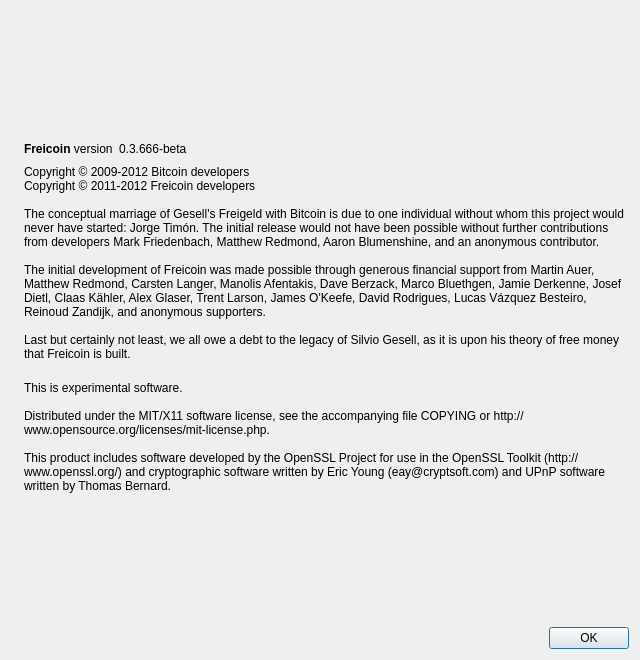
This is src/qt/forms/aboutdialog.ui in fabcoin-project/fabcoin as Qt 5 draws it before an edit. The edited form follows.
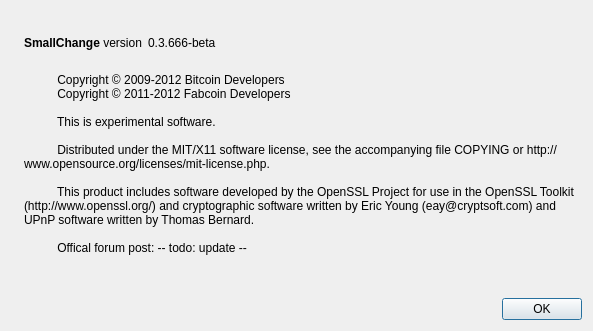
This is the edited form. Icons and pictures are not drawn.

Patch:
```diff
--- a/src/qt/forms/aboutdialog.ui
+++ b/src/qt/forms/aboutdialog.ui
@@ -6,8 +6,8 @@
    <rect>
     <x>0</x>
     <y>0</y>
-    <width>640</width>
-    <height>660</height>
+    <width>593</width>
+    <height>331</height>
    </rect>
   </property>
   <property name="windowTitle">
@@ -50,7 +50,7 @@
           <cursorShape>IBeamCursor</cursorShape>
          </property>
          <property name="text">
-          <string>&lt;b&gt;Freicoin&lt;/b&gt; version</string>
+          <string>&lt;b&gt;SmallChange&lt;/b&gt; version</string>
          </property>
          <property name="textInteractionFlags">
           <set>Qt::LinksAccessibleByMouse|Qt::TextSelectableByKeyboard|Qt::TextSelectableByMouse</set>
@@ -65,6 +65,9 @@
          <property name="text">
           <string notr="true">0.3.666-beta</string>
          </property>
+         <property name="textFormat">
+          <enum>Qt::RichText</enum>
+         </property>
          <property name="textInteractionFlags">
           <set>Qt::LinksAccessibleByMouse|Qt::TextSelectableByKeyboard|Qt::TextSelectableByMouse</set>
          </property>
@@ -85,29 +88,6 @@
        </item>
       </layout>
      </item>
-     <item>
-      <widget class="QLabel" name="copyrightLabel">
-       <property name="cursor">
-        <cursorShape>IBeamCursor</cursorShape>
-       </property>
-       <property name="text">
-        <string>Copyright © 2009-2012 Bitcoin developers
-Copyright © 2011-2012 Freicoin developers
-
-The conceptual marriage of Gesell's Freigeld with Bitcoin is due to one individual without whom this project would never have started: Jorge Timón. The initial release would not have been possible without further contributions from developers Mark Friedenbach, Matthew Redmond, Aaron Blumenshine, and an anonymous contributor.
-
-The initial development of Freicoin was made possible through generous financial support from Martin Auer, Matthew Redmond, Carsten Langer, Manolis Afentakis, Dave Berzack, Marco Bluethgen, Jamie Derkenne, Josef Dietl, Claas Kähler, Alex Glaser, Trent Larson, James O'Keefe, David Rodrigues, Lucas Vázquez Besteiro, Reinoud Zandijk, and anonymous supporters.
-
-Last but certainly not least, we all owe a debt to the legacy of Silvio Gesell, as it is upon his theory of free money that Freicoin is built.</string>
-       </property>
-       <property name="wordWrap">
-        <bool>true</bool>
-       </property>
-       <property name="textInteractionFlags">
-        <set>Qt::LinksAccessibleByMouse|Qt::TextSelectableByKeyboard|Qt::TextSelectableByMouse</set>
-       </property>
-      </widget>
-     </item>
      <item>
       <widget class="QLabel" name="label_2">
        <property name="cursor">
@@ -115,11 +95,17 @@
        </property>
        <property name="text">
         <string>
-This is experimental software.
+          Copyright © 2009-2012 Bitcoin Developers
+          Copyright © 2011-2012 Fabcoin Developers
 
-Distributed under the MIT/X11 software license, see the accompanying file COPYING or http://www.opensource.org/licenses/mit-license.php.
+          This is experimental software.
 
-This product includes software developed by the OpenSSL Project for use in the OpenSSL Toolkit (http://www.openssl.org/) and cryptographic software written by Eric Young (eay@cryptsoft.com) and UPnP software written by Thomas Bernard.</string>
+          Distributed under the MIT/X11 software license, see the accompanying file COPYING or http://www.opensource.org/licenses/mit-license.php.
+
+          This product includes software developed by the OpenSSL Project for use in the OpenSSL Toolkit (http://www.openssl.org/) and cryptographic software written by Eric Young (eay@cryptsoft.com) and UPnP software written by Thomas Bernard.
+
+          Offical forum post: -- todo: update --
+        </string>
        </property>
        <property name="wordWrap">
         <bool>true</bool>
```
Left out of the diff: 6 changed lines with no effect on the pictures.
